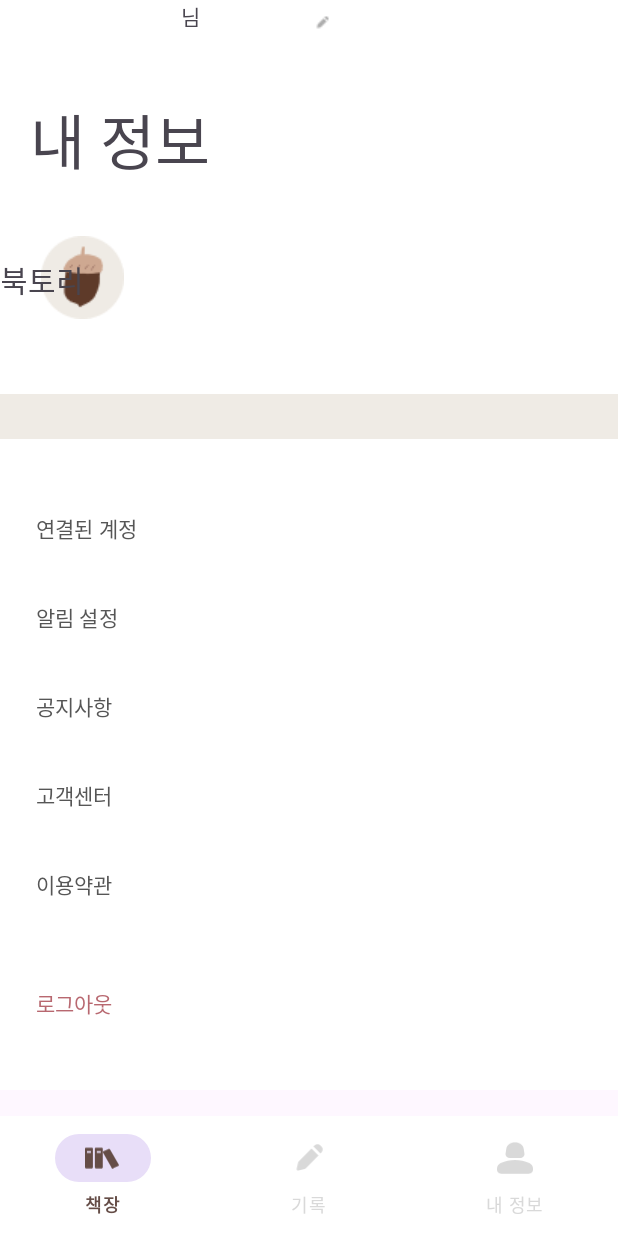
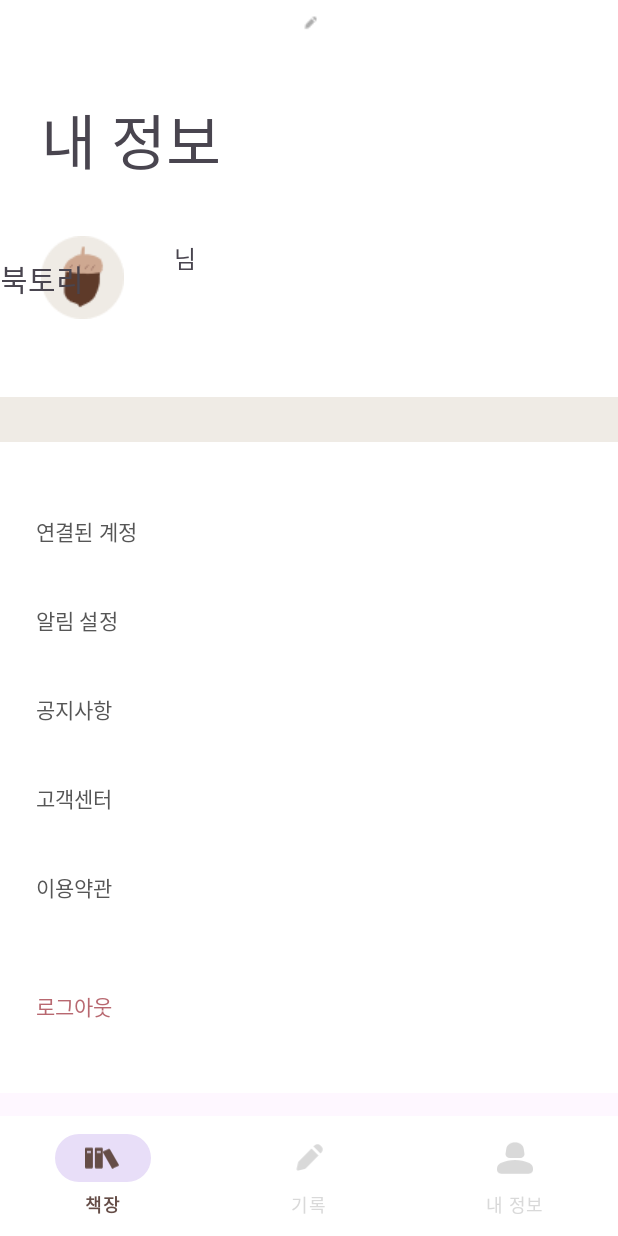
Before and after one commit to mnzy412/GURU2, an Android app: the fragment MypageFragment placed in its activity, on a phone screen of 412 x 824 dp. Run offline under Robolectric (Android 15) with nearby library versions, the phone set to English and light mode, and no system bars.

Commit message:
[lyn] xml 수정+ 글꼴 업로드_1

```diff
--- /dev/null
+++ b/app/src/main/res/font/font_zip.xml
@@ -0,0 +1,10 @@
+<?xml version="1.0" encoding="utf-8"?>
+<font-family xmlns:android="http://schemas.android.com/apk/res/android">
+    <font app:fontStyle="normal" app:fontWeight="200" android:font="@font/pre_r" />
+    <font app:fontStyle="normal" app:fontWeight="400" android:font="@font/pre_m" />
+    <font app:fontStyle="normal" app:fontWeight="600" android:font="@font/pre_semibold" />
+    <font app:fontStyle="normal" app:fontWeight="800" android:font="@font/pre_b" />
+    <font app:fontStyle="normal" app:fontWeight="1000" android:font="@font/pre_extrabold" />
+
+
+</font-family>
--- a/app/src/main/res/layout/fragment_mypage.xml
+++ b/app/src/main/res/layout/fragment_mypage.xml
@@ -45,11 +45,11 @@
                             android:id="@+id/mypage_imagebtn_1"
                             android:layout_width="wrap_content"
                             android:layout_height="wrap_content"
-                            android:layout_marginEnd="180dp"
+                            android:layout_marginEnd="188dp"
                             android:backgroundTint="#FFFFFF"
                             android:src="@drawable/pen_min"
                             app:layout_constraintEnd_toEndOf="parent"
-                            tools:layout_editor_absoluteY="170dp" />
+                            tools:layout_editor_absoluteY="155dp" />
 
                         <ImageView
                             android:id="@+id/mypage_image"
@@ -65,8 +65,9 @@
                             android:id="@+id/mypage_text"
                             android:layout_width="wrap_content"
                             android:layout_height="wrap_content"
-                            android:layout_marginStart="20dp"
+                            android:layout_marginStart="27dp"
                             android:layout_marginTop="63dp"
+                            android:fontFamily="@font/font_write"
                             android:text="내 정보"
                             android:textSize="40sp"
                             app:layout_constraintStart_toStartOf="parent"
@@ -76,8 +77,9 @@
                             android:id="@+id/mypage_text_name"
                             android:layout_width="wrap_content"
                             android:layout_height="wrap_content"
-                            android:layout_marginTop="48dp"
+                            android:layout_marginTop="47dp"
                             android:text="북토리"
+                            android:fontFamily="@font/pre_m"
                             android:textSize="20sp"
                             app:layout_constraintTop_toBottomOf="@+id/mypage_text"
                             tools:layout_editor_absoluteX="115dp" />
@@ -86,16 +88,19 @@
                             android:id="@+id/mypage_text_n"
                             android:layout_width="wrap_content"
                             android:layout_height="wrap_content"
+                            android:layout_marginTop="160dp"
+                            android:fontFamily="@font/pre_m"
                             android:text="님"
+                            android:textSize="16sp"
                             app:layout_constraintEnd_toStartOf="@+id/mypage_imagebtn_1"
                             app:layout_constraintStart_toEndOf="@+id/mypage_text_name"
-                            tools:layout_editor_absoluteY="178dp" />
+                            app:layout_constraintTop_toTopOf="parent" />
 
                         <androidx.recyclerview.widget.RecyclerView
                             android:id="@+id/recycler_view"
                             android:layout_width="match_parent"
                             android:layout_height="wrap_content"
-                            android:layout_margin="20dp"
+                            android:layout_margin="22dp"
                             android:layout_marginTop="30dp"
                             app:layoutManager="StaggeredGridLayoutManager"
                             app:layout_constraintEnd_toEndOf="parent"
@@ -134,6 +139,7 @@
                             android:backgroundTint="#FFFFFF"
                             android:gravity="center_vertical"
                             android:text="연결된 계정"
+                            android:fontFamily="@font/pre_r"
                             android:textColor="#565656"
                             app:layout_constraintStart_toStartOf="parent" />
 
@@ -144,6 +150,7 @@
                             android:backgroundTint="#FFFFFF"
                             android:gravity="center_vertical"
                             android:text="알림 설정"
+                            android:fontFamily="@font/pre_r"
                             android:textColor="#565656"
                             app:layout_constraintEnd_toEndOf="parent"
                             app:layout_constraintStart_toStartOf="parent"
@@ -157,6 +164,7 @@
                             android:backgroundTint="#FFFFFF"
                             android:gravity="center_vertical"
                             android:text="공지사항"
+                            android:fontFamily="@font/pre_r"
                             android:textColor="#565656"
                             app:layout_constraintEnd_toEndOf="parent"
                             app:layout_constraintHorizontal_bias="0.0"
@@ -171,6 +179,7 @@
                             android:backgroundTint="#FFFFFF"
                             android:gravity="center_vertical"
                             android:text="고객센터"
+                            android:fontFamily="@font/pre_r"
                             android:textColor="#565656"
                             app:layout_constraintEnd_toEndOf="parent"
                             app:layout_constraintHorizontal_bias="0.0"
@@ -185,6 +194,7 @@
                             android:backgroundTint="#FFFFFF"
                             android:gravity="center_vertical"
                             android:text="이용약관"
+                            android:fontFamily="@font/pre_r"
                             android:textColor="#565656"
                             app:layout_constraintEnd_toEndOf="parent"
                             app:layout_constraintHorizontal_bias="0.0"
@@ -200,6 +210,7 @@
                             android:backgroundTint="#FFFFFF"
                             android:gravity="center_vertical"
                             android:text="로그아웃"
+                            android:fontFamily="@font/pre_r"
                             android:textColor="#B86870"
                             app:layout_constraintBottom_toBottomOf="parent"
                             app:layout_constraintEnd_toEndOf="parent"
```
Also changed, not shown: app/src/main/res/drawable/pen_min.png, 6 other files.
